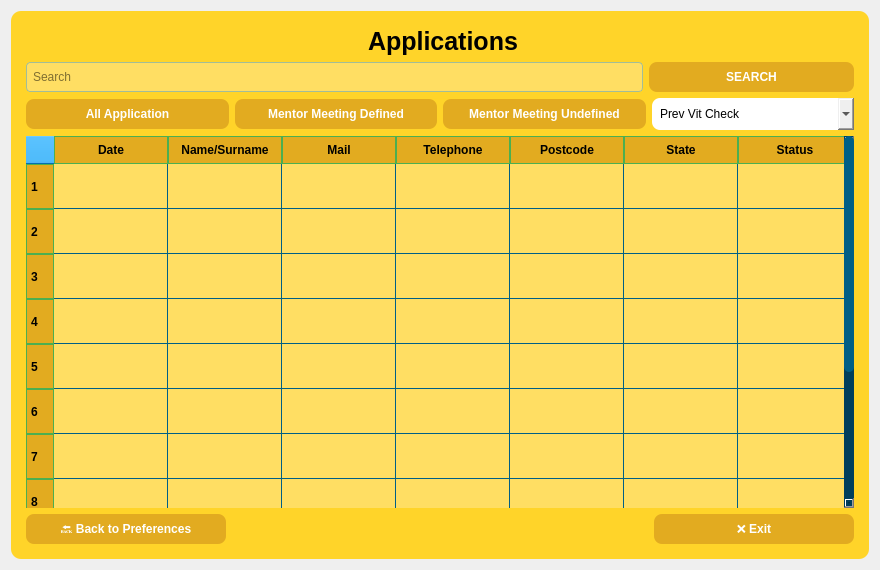
Qt form ui/applications.ui (KursaDSc/Python-Module-Week7) before a commit.
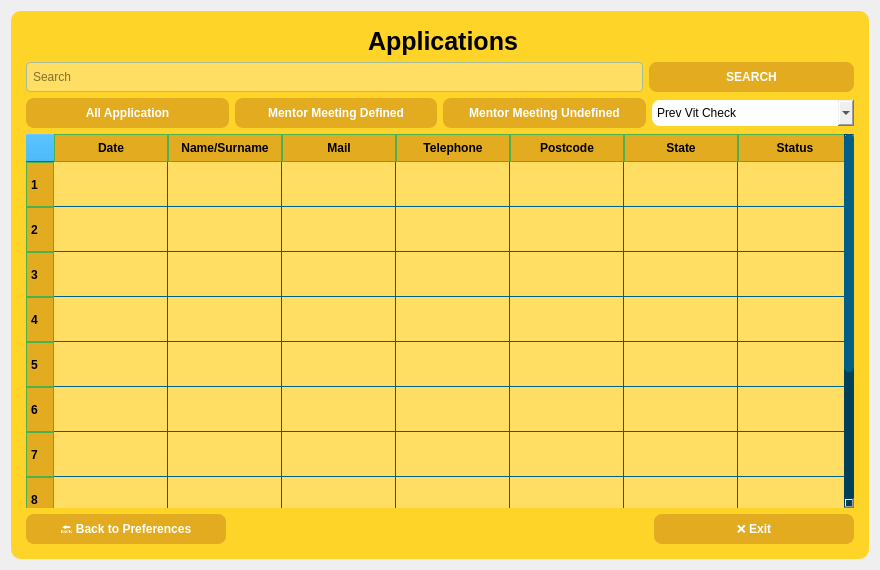
The same form after that commit. Icons and pictures are not drawn.

```diff
--- a/ui/applications.ui
+++ b/ui/applications.ui
@@ -252,7 +252,6 @@
           <property name="font">
            <font>
             <family>Segoe UI</family>
-            <weight>75</weight>
             <bold>true</bold>
            </font>
           </property>
@@ -273,7 +272,6 @@
           <property name="font">
            <font>
             <family>Segoe UI</family>
-            <weight>75</weight>
             <bold>true</bold>
            </font>
           </property>
@@ -294,7 +292,6 @@
           <property name="font">
            <font>
             <family>Segoe UI</family>
-            <weight>75</weight>
             <bold>true</bold>
            </font>
           </property>
@@ -314,7 +311,10 @@
          <widget class="QComboBox" name="comboBox">
           <property name="styleSheet">
            <string notr="true">    border-radius: 8px;
-    padding: 8px;</string>
+    padding: 5px;</string>
+          </property>
+          <property name="frame">
+           <bool>true</bool>
           </property>
           <item>
            <property name="text">
@@ -459,6 +459,15 @@
              </color>
             </brush>
            </colorrole>
+           <colorrole role="PlaceholderText">
+            <brush brushstyle="SolidPattern">
+             <color alpha="128">
+              <red>0</red>
+              <green>0</green>
+              <blue>0</blue>
+             </color>
+            </brush>
+           </colorrole>
           </active>
           <inactive>
            <colorrole role="WindowText">
@@ -575,6 +584,15 @@
              </color>
             </brush>
            </colorrole>
+           <colorrole role="PlaceholderText">
+            <brush brushstyle="SolidPattern">
+             <color alpha="128">
+              <red>0</red>
+              <green>0</green>
+              <blue>0</blue>
+             </color>
+            </brush>
+           </colorrole>
           </inactive>
           <disabled>
            <colorrole role="WindowText">
@@ -691,6 +709,15 @@
              </color>
             </brush>
            </colorrole>
+           <colorrole role="PlaceholderText">
+            <brush brushstyle="SolidPattern">
+             <color alpha="128">
+              <red>0</red>
+              <green>0</green>
+              <blue>0</blue>
+             </color>
+            </brush>
+           </colorrole>
           </disabled>
          </palette>
         </property>
```
Left out of the diff: 3 changed lines with no effect on the pictures.
